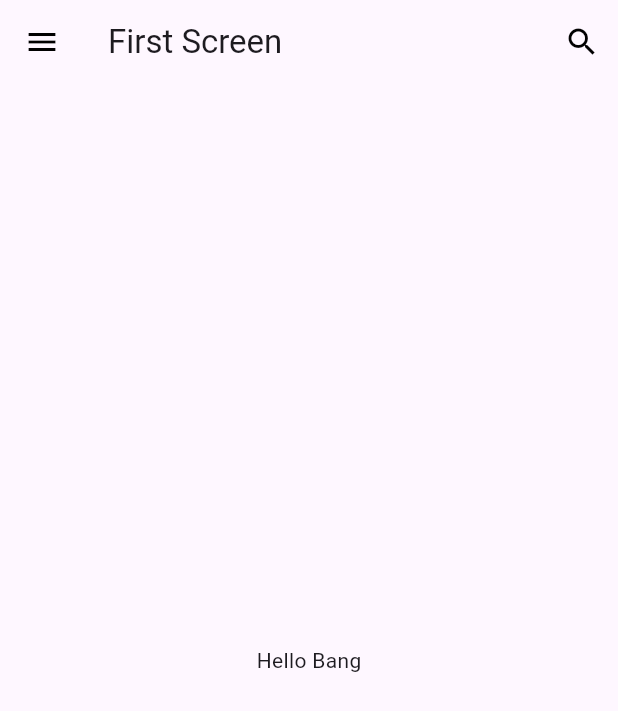
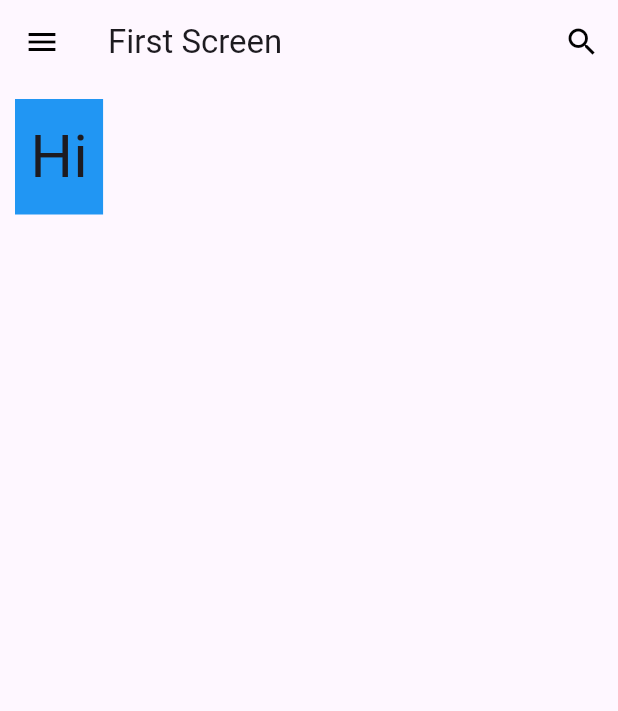
Before and after one commit to Roisull/belajar-flutter-dasar, a Flutter app: the screen it shows after launch, on a phone screen of 412 x 824 dp. Shown: the top 711 px of the screen. Run offline on Flutter 3.47's test engine with Material 3 defaults, Android fonts, the phone set to English and light mode, and no system bars.

Commit message:
progress 5 pengenalan Container beserta propertinya seperti width height padding dan margin

```diff
--- a/lib/main.dart
+++ b/lib/main.dart
@@ -110,8 +110,20 @@ class FirstScreen extends StatelessWidget {
           onPressed: (){},
         ),
       ),
-      body: const Center(
-        child: Text('Hello Bang'),
+      body: Column(
+        children: <Widget>[
+          Container(
+            color: Colors.blue,
+            // width: 200,
+            // height: 100,
+            padding: const EdgeInsets.all(10),
+            margin: const EdgeInsets.all(10),
+            child: const Text(
+              'Hi',
+              style: TextStyle(fontSize: 40),
+            ),
+          ),
+        ],
       ),
     );
   }
```
